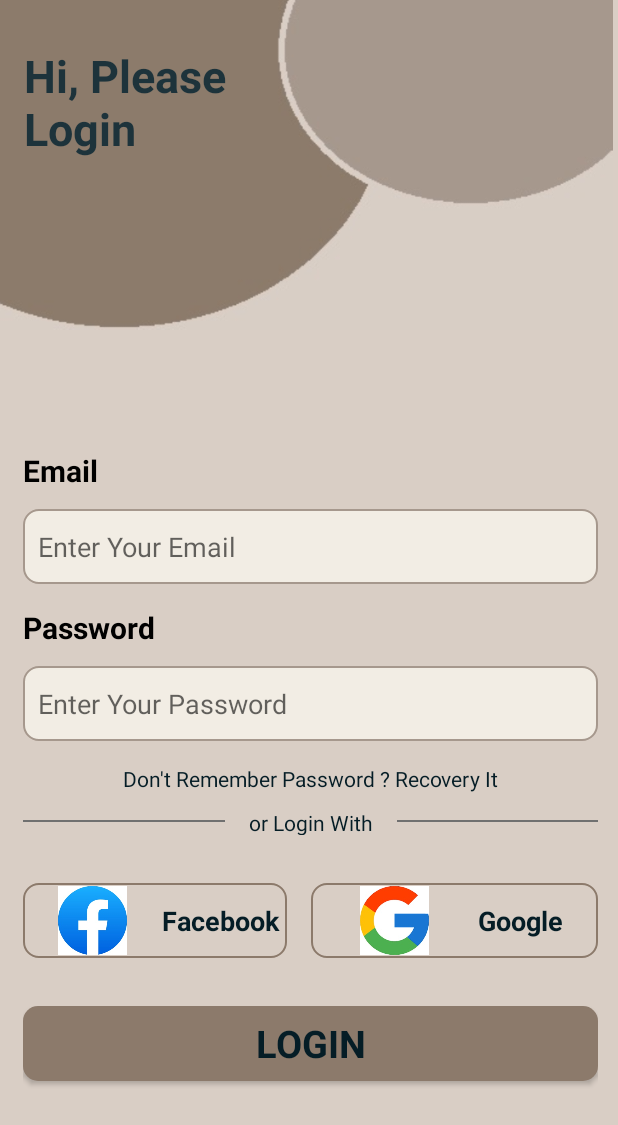
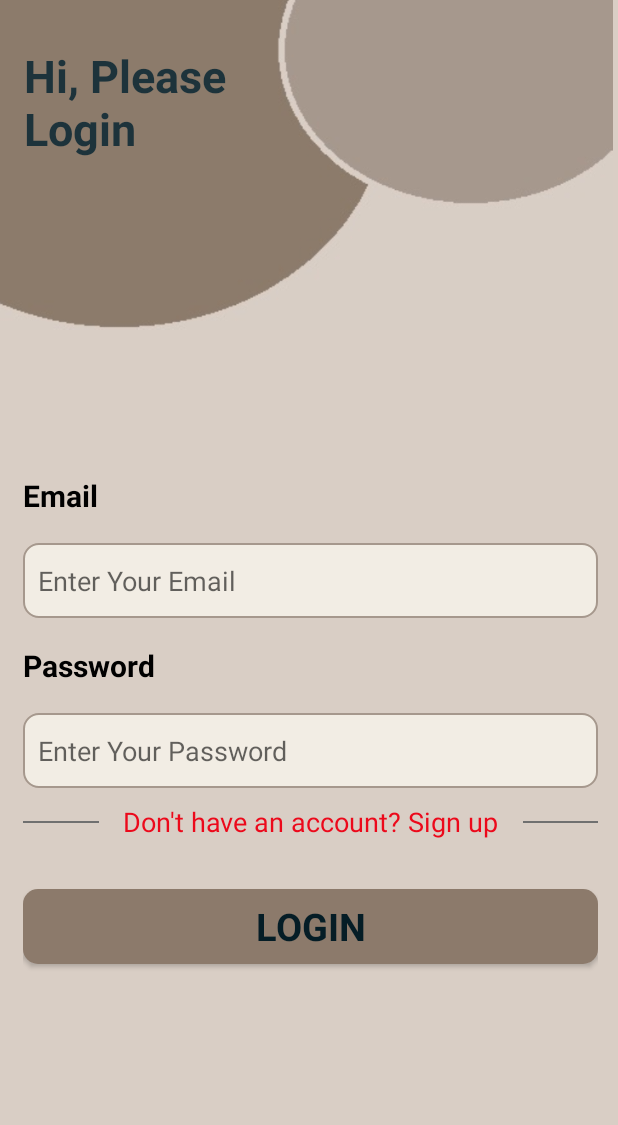
Before and after one commit to rutvi44/Star-Shoes, an Android app: the LogInActivity screen opened directly, with no data from a screen before it, on a phone screen of 412 x 824 dp. Shown: the top 1125 px of the screen. Run offline under Robolectric (Android 15) with nearby library versions, the phone set to English and light mode, and no system bars.

Commit message:
SignUp Database created

```diff
--- /dev/null
+++ b/app/src/main/java/com/example/group6_prog3210_finalproject/DBHandler.java
@@ -0,0 +1,63 @@
+package com.example.group6_prog3210_finalproject;
+
+import android.content.ContentValues;
+import android.content.Context;
+import android.database.Cursor;
+import android.database.sqlite.SQLiteDatabase;
+import android.database.sqlite.SQLiteOpenHelper;
+
+
+public class DBHandler extends SQLiteOpenHelper {
+
+    // Constants for db name and version
+    private static final String DATABASE_NAME = "starShoesDB";
+    private static final int DATABASE_VERSION = 1;
+
+    // Constants for the table and columns
+    public static final String TABLE_USERS = "users";
+    public static final String COLUMN_ID = "_id";
+    public static final String COLUMN_NAME = "name";
+    public static final String COLUMN_EMAIL = "email";
+    public static final String COLUMN_PASSWORD = "password";
+
+    // SQL statement to create a new table
+
+    private static final String TABLE_CREATE =
+            "CREATE TABLE " + TABLE_USERS + " (" +
+                    COLUMN_ID + " INTEGER PRIMARY KEY AUTOINCREMENT, " + // Defines a primary key that auto increments
+                    COLUMN_NAME + " TEXT, " +                            // Defines a column for user names
+                    COLUMN_EMAIL + " TEXT UNIQUE, " +                    // Defines a column for emails, must be unique
+                    COLUMN_PASSWORD + " TEXT" +                          // Defines a column for passwords
+                    ");";
+
+    /**
+     * Constructor that takes the context to allow the database creation.
+     * @param context The context through which to access the database.
+     */
+    public DBHandler(Context context) {
+        super(context, DATABASE_NAME, null, DATABASE_VERSION);
+    }
+
+    /**
+     * Called when the database is created for the first time. This is where the
+     * creation of tables and the initial population of the tables should happen.
+     * @param db The database.
+     */
+    @Override
+    public void onCreate(SQLiteDatabase db) {
+        db.execSQL(TABLE_CREATE);
+    }
+
+    /**
+     * Called when the database needs to be upgraded. The implementation
+     * should use this method to drop tables, add tables, or do anything else it
+     * needs to upgrade to the new schema version.
+     *
+     */
+    @Override
+    public void onUpgrade(SQLiteDatabase db, int oldVersion, int newVersion) {
+        db.execSQL("DROP TABLE IF EXISTS " + TABLE_USERS);
+        onCreate(db);
+    }
+
+}
--- a/app/src/main/java/com/example/group6_prog3210_finalproject/LogInActivity.java
+++ b/app/src/main/java/com/example/group6_prog3210_finalproject/LogInActivity.java
@@ -1,7 +1,10 @@
 package com.example.group6_prog3210_finalproject;
 
 import android.content.Intent;
+import android.database.Cursor;
+import android.database.sqlite.SQLiteDatabase;
 import android.os.Bundle;
+import android.util.Log;
 import android.view.View;
 import android.widget.EditText;
 import android.widget.Toast;
@@ -11,6 +14,7 @@ import androidx.appcompat.app.AppCompatActivity;
 public class LogInActivity extends AppCompatActivity {
 
     private EditText editTextEmail, editTextPassword;
+    private DBHandler dbHelper;
 
 
     @Override
@@ -21,6 +25,9 @@ public class LogInActivity extends AppCompatActivity {
         editTextEmail = findViewById(R.id.editTextemail);
         editTextPassword = findViewById(R.id.editTextPassword);
 
+        // Initialize the database helper object
+        dbHelper = new DBHandler(this);
+
         findViewById(R.id.button).setOnClickListener(new View.OnClickListener() {
             @Override
             public void onClick(View v) {
@@ -30,30 +37,15 @@ public class LogInActivity extends AppCompatActivity {
 
         });
 
-        findViewById(R.id.textView6).setOnClickListener(new View.OnClickListener() {
+        findViewById(R.id.textViewSignUp).setOnClickListener(new View.OnClickListener() {
             @Override
             public void onClick(View v) {
-                // Redirect to Password Recovery Activity
-                startActivity(new Intent(LogInActivity.this, HomeActivity.class));
+                // Redirect to Forgot Password Recovery
+                startActivity(new Intent(LogInActivity.this, SignUpActivity.class));
             }
         });
 
-        // Example handlers for social media login buttons
-        findViewById(R.id.imageView).setOnClickListener(new View.OnClickListener() {
-            @Override
-            public void onClick(View v) {
-                // Handle Facebook Login
-            }
-        });
 
-        findViewById(R.id.imageView2).setOnClickListener(new View.OnClickListener() {
-            @Override
-            public void onClick(View v) {
-                // Handle Google Login
-                // Redirect to SignupActivity when Google login layout is clicked
-                startActivity(new Intent(LogInActivity.this, SignUpActivity.class));
-            }
-        });
     }
 
     private void login() {
@@ -69,11 +61,27 @@ public class LogInActivity extends AppCompatActivity {
             Toast.makeText(this, "Password must contain at least one uppercase letter, one number, and one special character", Toast.LENGTH_SHORT).show();
             return;
         }
+        // Check if the user exists in the database
+        if (checkUser(email, password)) {
+            // If validation is successful, proceed to the About activity
+            startActivity(new Intent(LogInActivity.this, ActivityAbout.class));
+        } else {
+            Toast.makeText(this, "Invalid login credentials or user not registered", Toast.LENGTH_LONG).show();
+        }
 
-        // Proceed with actual login logic here (e.g., API call)
+    }
 
-        // If validation is successful, proceed to the About activity
-        startActivity(new Intent(LogInActivity.this, ActivityAbout.class));
+    // Check if user exists in the database
+    private boolean checkUser(String email, String password) {
+        SQLiteDatabase db = dbHelper.getReadableDatabase();
+        String[] columns = {DBHandler.COLUMN_ID};
+        String selection = DBHandler.COLUMN_EMAIL + "=? AND " + DBHandler.COLUMN_PASSWORD + "=?";
+        String[] selectionArgs = {email, password};
+        Cursor cursor = db.query(DBHandler.TABLE_USERS, columns, selection, selectionArgs, null, null, null);
+        boolean exists = (cursor.getCount() > 0);
+        cursor.close();
+        return exists;
+
     }
 
     private boolean isValidEmail(String email) {
--- a/app/src/main/java/com/example/group6_prog3210_finalproject/SignUpActivity.java
+++ b/app/src/main/java/com/example/group6_prog3210_finalproject/SignUpActivity.java
@@ -1,5 +1,8 @@
 package com.example.group6_prog3210_finalproject;
 
+import android.content.ContentValues;
+import android.content.Intent;
+import android.database.sqlite.SQLiteDatabase;
 import android.os.Bundle;
 import android.view.View;
 import android.widget.EditText;
@@ -10,11 +13,13 @@ import androidx.appcompat.app.AppCompatActivity;
 public class SignUpActivity extends AppCompatActivity {
 
     private EditText editTextName, editTextEmail, editTextPassword, editTextRePassword;
-
+    private DBHandler dbHelper;
     @Override
     protected void onCreate(Bundle savedInstanceState) {
         super.onCreate(savedInstanceState);
         setContentView(R.layout.activity_signup);
+
+        dbHelper = new DBHandler(this);
 
         editTextName = findViewById(R.id.editTextName);
         editTextEmail = findViewById(R.id.editTextemail);
@@ -25,6 +30,14 @@ public class SignUpActivity extends AppCompatActivity {
             @Override
             public void onClick(View v) {
                 signUp();
+            }
+        });
+
+        findViewById(R.id.textViewHaveAcc).setOnClickListener(new View.OnClickListener() {
+            @Override
+            public void onClick(View v) {
+                // Redirect to Forgot Password Recovery
+                startActivity(new Intent(SignUpActivity.this, LogInActivity.class));
             }
         });
     }
@@ -49,9 +62,24 @@ public class SignUpActivity extends AppCompatActivity {
             Toast.makeText(this, "Password must contain at least one uppercase letter, one number, and one special character", Toast.LENGTH_SHORT).show();
             return;
         }
+        // Insert new user data into database
+        SQLiteDatabase db = dbHelper.getWritableDatabase();
+        ContentValues values = new ContentValues();
+        values.put(DBHandler.COLUMN_NAME, name);
+        values.put(DBHandler.COLUMN_EMAIL, email);
+        values.put(DBHandler.COLUMN_PASSWORD, password);
 
-        // Proceed with actual signup logic here (e.g., API call)
+        long newRowId = db.insert(DBHandler.TABLE_USERS, null, values);
+        if (newRowId == -1) {
+            Toast.makeText(this, "Error with saving user", Toast.LENGTH_SHORT).show();
+        } else {
+            Toast.makeText(this, "User saved with row id: " + newRowId, Toast.LENGTH_SHORT).show();
+            startActivity(new Intent(SignUpActivity.this, LogInActivity.class));
+        }
+
     }
+
+
 
     private boolean isValidEmail(String email) {
         return android.util.Patterns.EMAIL_ADDRESS.matcher(email).matches();
--- a/app/src/main/res/layout/activity_login.xml
+++ b/app/src/main/res/layout/activity_login.xml
@@ -42,12 +42,14 @@
         app:layout_constraintEnd_toEndOf="parent"
         app:layout_constraintHorizontal_bias="0.625"
         app:layout_constraintStart_toStartOf="parent"
-        app:layout_constraintTop_toBottomOf="@+id/imageViewTop">
+        app:layout_constraintTop_toBottomOf="@+id/imageViewTop"
+        app:layout_constraintVertical_bias="0.416">
 
         <TextView
             android:id="@+id/textView4"
             android:layout_width="match_parent"
             android:layout_height="wrap_content"
+            android:layout_marginTop="18dp"
             android:text="Email"
             android:textColor="#000000"
             android:textSize="20sp"
@@ -57,7 +59,7 @@
             android:id="@+id/editTextemail"
             android:layout_width="match_parent"
             android:layout_height="50dp"
-            android:layout_marginTop="12dp"
+            android:layout_marginTop="18dp"
             android:background="@drawable/edittext_background"
             android:ems="10"
             android:hint="Enter Your Email"
@@ -70,7 +72,7 @@
             android:id="@+id/textView5"
             android:layout_width="match_parent"
             android:layout_height="wrap_content"
-            android:layout_marginTop="15dp"
+            android:layout_marginTop="18dp"
             android:text="Password"
             android:textColor="#000000"
             android:textSize="20sp"
@@ -80,7 +82,7 @@
             android:id="@+id/editTextPassword"
             android:layout_width="match_parent"
             android:layout_height="50dp"
-            android:layout_marginTop="12dp"
+            android:layout_marginTop="18dp"
             android:background="@drawable/edittext_background"
             android:ems="10"
             android:hint="Enter Your Password"
@@ -89,19 +91,12 @@
             android:textColor="#000000"
             android:textSize="18sp" />
 
-        <TextView
-            android:id="@+id/textView6"
-            android:layout_width="match_parent"
-            android:layout_height="wrap_content"
-            android:layout_marginTop="15dp"
-            android:text="Don't Remember Password ? Recovery It"
-            android:textAlignment="center" />
-
         <LinearLayout
             android:layout_width="match_parent"
-            android:layout_height="18dp"
+            android:layout_height="25dp"
             android:layout_marginTop="10dp"
-            android:orientation="horizontal">
+            android:orientation="horizontal"
+            tools:layout_marginTop="20dp">
 
             <View
                 android:id="@+id/view"
@@ -112,12 +107,14 @@
                 android:background="#707070" />
 
             <TextView
-                android:id="@+id/textView8"
+                android:id="@+id/textViewSignUp"
                 android:layout_width="wrap_content"
                 android:layout_height="wrap_content"
                 android:layout_marginStart="16dp"
                 android:layout_marginEnd="16dp"
-                android:text="or Login With" />
+                android:text="Don't have an account? Sign up"
+                android:textColor="#EC091B"
+                android:textSize="18dp" />
 
             <View
                 android:id="@+id/view4"
@@ -126,72 +123,6 @@
                 android:layout_gravity="center_vertical"
                 android:layout_weight="1"
                 android:background="#707070" />
-        </LinearLayout>
-
-        <LinearLayout
-            android:layout_width="match_parent"
-            android:layout_height="wrap_content"
-            android:layout_marginTop="32dp"
-            android:orientation="horizontal">
-
-            <LinearLayout
-                android:layout_width="match_parent"
-                android:layout_height="50dp"
-                android:layout_marginEnd="16dp"
-                android:layout_weight="0.5"
-                android:background="@drawable/social_button_background"
-                android:orientation="horizontal">
-
-                <ImageView
-                    android:id="@+id/imageView"
-                    android:layout_width="72dp"
-                    android:layout_height="46dp"
-                    android:layout_gravity="center_vertical"
-                    android:layout_margin="8dp"
-                    android:layout_weight="1"
-                    app:srcCompat="@drawable/facebook" />
-
-                <TextView
-                    android:id="@+id/textView2"
-                    android:layout_width="wrap_content"
-                    android:layout_height="wrap_content"
-                    android:layout_gravity="center_vertical"
-                    android:layout_weight="1"
-                    android:text="Facebook"
-                    android:textColor="@color/ColorDark"
-                    android:textSize="18sp"
-                    android:textStyle="bold" />
-            </LinearLayout>
-
-            <LinearLayout
-                android:id="@+id/linearLayoutGoogle"
-                android:layout_width="match_parent"
-                android:layout_height="50dp"
-                android:layout_weight="0.5"
-                android:background="@drawable/social_button_background"
-                android:orientation="horizontal"
-                tools:layout_marginStart="16dp">
-
-                <ImageView
-                    android:id="@+id/imageView2"
-                    android:layout_width="72dp"
-                    android:layout_height="46dp"
-                    android:layout_gravity="center_vertical"
-                    android:layout_margin="8dp"
-                    android:layout_weight="1"
-                    app:srcCompat="@drawable/googlle" />
-
-                <TextView
-                    android:id="@+id/textView"
-                    android:layout_width="wrap_content"
-                    android:layout_height="wrap_content"
-                    android:layout_gravity="center_vertical"
-                    android:layout_weight="1"
-                    android:text="Google"
-                    android:textColor="@color/ColorDark"
-                    android:textSize="18sp"
-                    android:textStyle="bold" />
-            </LinearLayout>
         </LinearLayout>
 
         <androidx.appcompat.widget.AppCompatButton
--- a/app/src/main/res/layout/activity_signup.xml
+++ b/app/src/main/res/layout/activity_signup.xml
@@ -134,12 +134,23 @@
             android:textColor="#000000"
             android:textSize="18sp" />
 
+        <TextView
+            android:id="@+id/textViewHaveAcc"
+            android:layout_width="match_parent"
+            android:layout_height="wrap_content"
+            android:layout_gravity="center"
+            android:layout_marginTop="15dp"
+            android:text="Already have an account? LogIn"
+            android:textAlignment="center"
+            android:textColor="#000000"
+            android:textSize="18dp" />
+
         <androidx.appcompat.widget.AppCompatButton
             android:id="@+id/button"
             style="@android:style/Widget.Button"
             android:layout_width="383dp"
             android:layout_height="50dp"
-            android:layout_marginTop="18dp"
+            android:layout_marginTop="32dp"
             android:background="@drawable/button_background"
             android:text="SignUp"
             android:textColor="@color/ColorDark"
--- a/app/src/main/res/values/themes.xml
+++ b/app/src/main/res/values/themes.xml
@@ -12,8 +12,9 @@
         <!-- This is the color of UI elements such as buttons, checkboxes, etc. -->
         <item name="colorControlHighlight">@color/colorPrimary</item>
         <!-- Status bar color in your activities -->
-        <item name="android:statusBarColor" tools:targetApi="l">@color/colorPrimary</item>
+        <item name="android:statusBarColor" tools:targetApi="l">#D1C9C3</item>
         <!-- Customize your theme with other attributes like fonts, corner radius, etc. -->
+        <item name="colorAccent">@color/ColorDark</item>
     </style>
 
     <!-- Style for a button that will be used across the app -->
```
